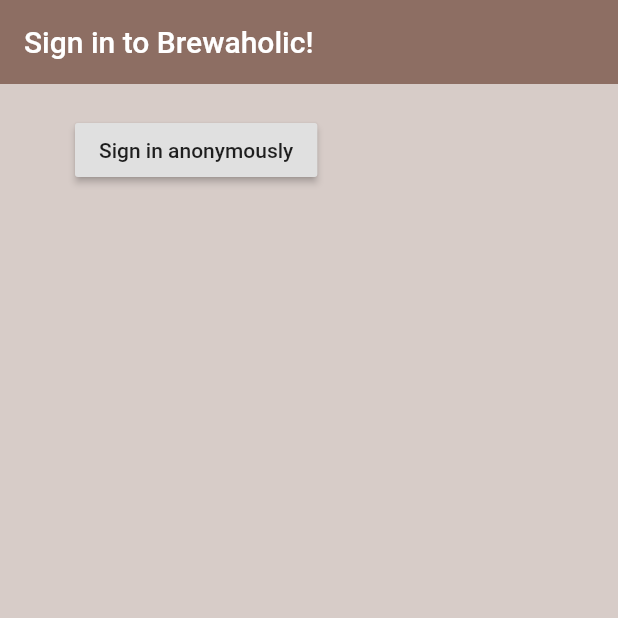
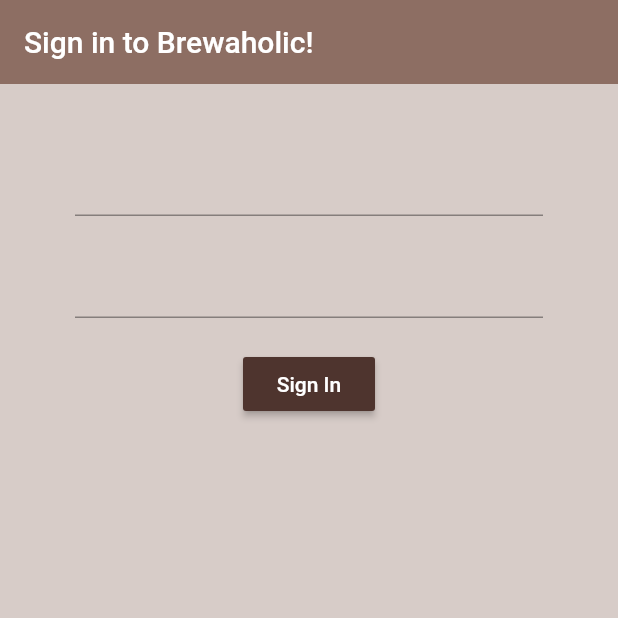
Before and after one commit to soumyadeep6845/Brewaholic, a Flutter app: the screen it shows after launch, on a phone screen of 412 x 824 dp, the top half of it. Run offline on Flutter 3.47's test engine with Material 2 defaults, Android fonts, the phone set to English and light mode, and no system bars; our stand-ins replace firebase_auth, firebase_core; accounts and stored records are empty.

Commit message:
Created signIn form

```diff
--- a/lib/screens/authenticate/sign_in.dart
+++ b/lib/screens/authenticate/sign_in.dart
@@ -8,6 +8,10 @@
 
 class _signInState extends State<SignIn> {
   final AuthService _auth = AuthService();
+
+  //Text field state
+  String email = '';
+  String password = '';
 
   @override
   Widget build(BuildContext context) {
@@ -23,17 +27,37 @@
           vertical: 20.0,
           horizontal: 50.0,
         ),
-        child: RaisedButton(
-          child: Text('Sign in anonymously'),
-          onPressed: () async {
-            dynamic result = await _auth.signInAnon();
-            if (result == null) {
-              print('Error signing in 😟');
-            } else {
-              print('Signed in 🤪');
-              print(result.uid);
-            }
-          },
+        child: Form(
+          child: Column(
+            children: [
+              SizedBox(height: 20),
+              TextFormField(
+                onChanged: (val) {
+                  setState(() {
+                    email = val;
+                  });
+                },
+              ),
+              SizedBox(height: 20),
+              TextFormField(
+                obscureText: true,
+                onChanged: (val) {
+                  setState(() {
+                    password = val;
+                  });
+                },
+              ),
+              SizedBox(height: 20),
+              RaisedButton(
+                color: Colors.brown[800],
+                child: Text(
+                  'Sign In',
+                  style: TextStyle(color: Colors.white),
+                ),
+                onPressed: () async {},
+              ),
+            ],
+          ),
         ),
       ),
     );
```
